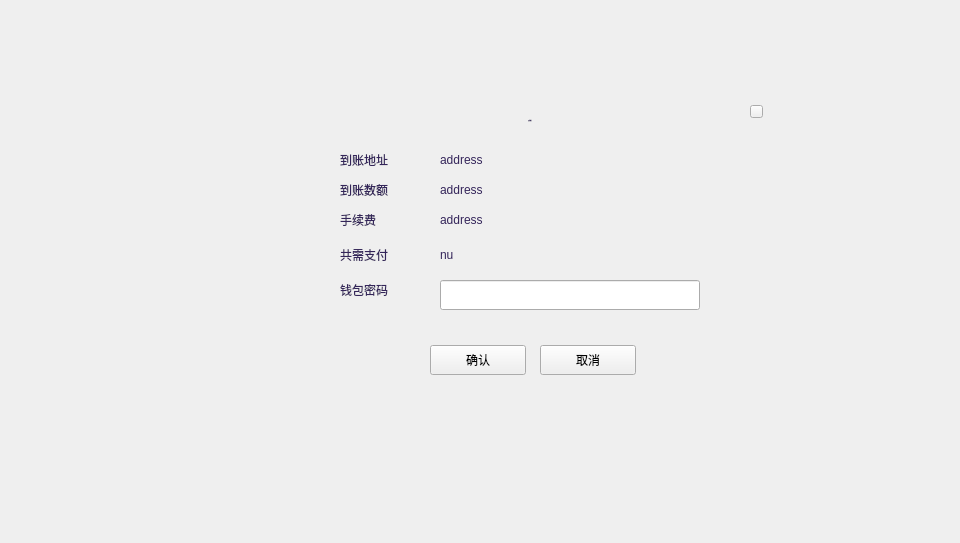
The window that LNKWallet/capitalTransferPage/CapitalConfirmWidget.ui (HcashOrg/hx-indicator) describes before a commit, drawn with Qt 5.
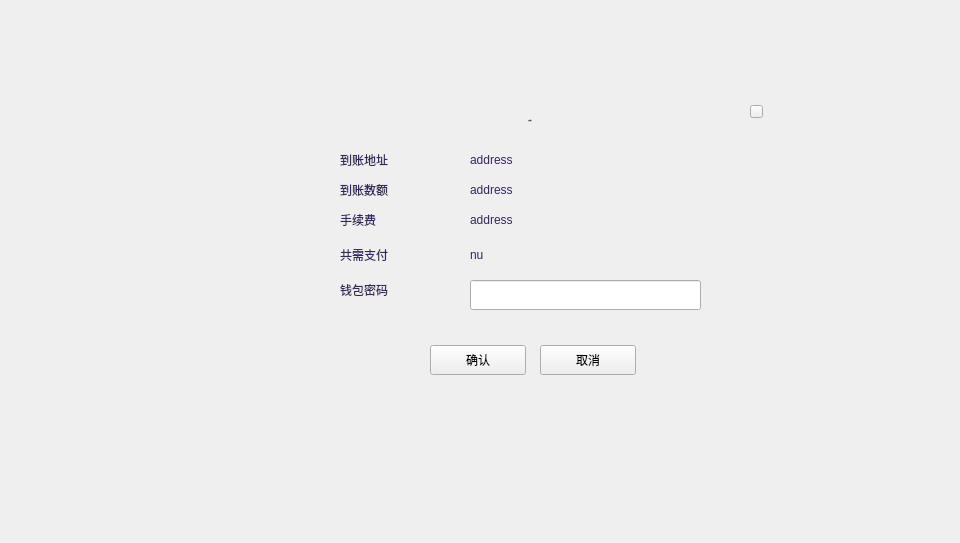
The same window after the commit.

What changed in the file:
```diff
--- a/LNKWallet/capitalTransferPage/CapitalConfirmWidget.ui
+++ b/LNKWallet/capitalTransferPage/CapitalConfirmWidget.ui
@@ -63,9 +63,9 @@
     <widget class="QLabel" name="label_address">
      <property name="geometry">
       <rect>
-       <x>140</x>
+       <x>170</x>
        <y>65</y>
-       <width>331</width>
+       <width>301</width>
        <height>21</height>
       </rect>
      </property>
@@ -85,7 +85,7 @@
       <rect>
        <x>40</x>
        <y>125</y>
-       <width>71</width>
+       <width>120</width>
        <height>20</height>
       </rect>
      </property>
@@ -100,7 +100,7 @@
     <widget class="QLabel" name="label_totalNumber">
      <property name="geometry">
       <rect>
-       <x>140</x>
+       <x>170</x>
        <y>160</y>
        <width>260</width>
        <height>20</height>
@@ -133,7 +133,7 @@
     <widget class="QLabel" name="label_actualNumber">
      <property name="geometry">
       <rect>
-       <x>140</x>
+       <x>170</x>
        <y>95</y>
        <width>241</width>
        <height>20</height>
@@ -152,7 +152,7 @@
       <rect>
        <x>40</x>
        <y>160</y>
-       <width>91</width>
+       <width>120</width>
        <height>20</height>
       </rect>
      </property>
@@ -169,7 +169,7 @@
       <rect>
        <x>40</x>
        <y>95</y>
-       <width>71</width>
+       <width>120</width>
        <height>20</height>
       </rect>
      </property>
@@ -186,7 +186,7 @@
       <rect>
        <x>40</x>
        <y>195</y>
-       <width>71</width>
+       <width>120</width>
        <height>20</height>
       </rect>
      </property>
@@ -217,7 +217,7 @@
     <widget class="QLabel" name="label_feeNumber">
      <property name="geometry">
       <rect>
-       <x>140</x>
+       <x>170</x>
        <y>125</y>
        <width>261</width>
        <height>20</height>
@@ -236,7 +236,7 @@
       <rect>
        <x>40</x>
        <y>65</y>
-       <width>71</width>
+       <width>120</width>
        <height>20</height>
       </rect>
      </property>
@@ -251,9 +251,9 @@
     <widget class="QLineEdit" name="lineEdit">
      <property name="geometry">
       <rect>
-       <x>140</x>
+       <x>170</x>
        <y>195</y>
-       <width>260</width>
+       <width>231</width>
        <height>30</height>
       </rect>
      </property>
```
